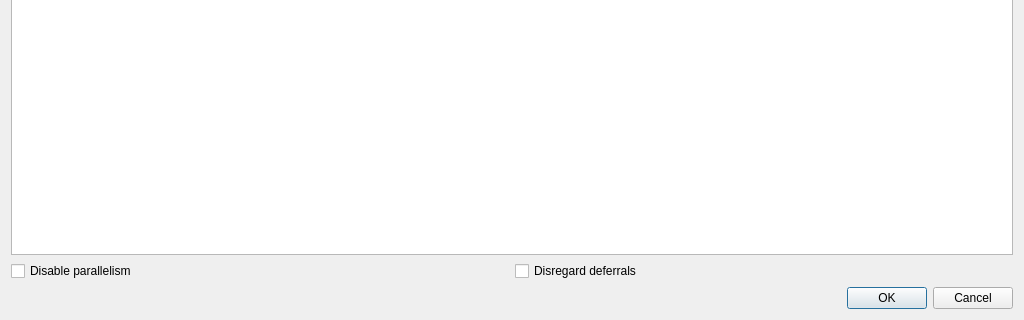
This is gui/uic/estimation.ui in prestsoftware/prest as Qt 5 draws it before an edit; both pictures show x 0 to 1024 and y 280 to 600 of the 1024 by 600 pixel window. The edited form follows.
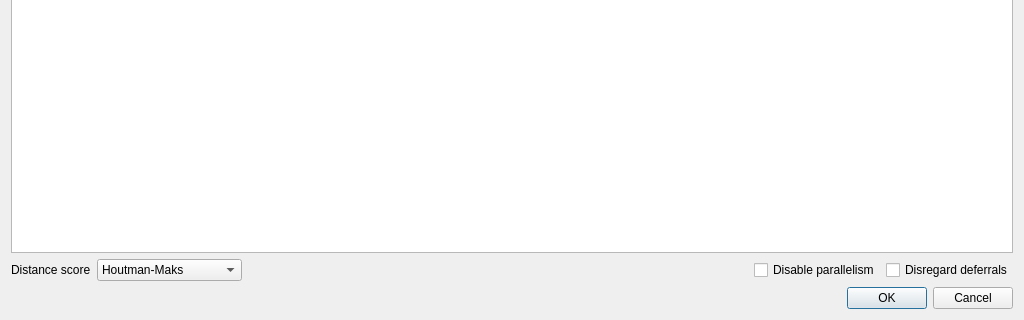
This is the edited form.

Commit message: GUI: Add Jaccard score.

Diff of the .ui file:
```diff
--- a/gui/uic/estimation.ui
+++ b/gui/uic/estimation.ui
@@ -58,6 +58,45 @@
    </item>
    <item>
     <layout class="QHBoxLayout" name="horizontalLayout">
+     <item>
+      <widget class="QLabel" name="label">
+       <property name="text">
+        <string>Distance score</string>
+       </property>
+      </widget>
+     </item>
+     <item>
+      <widget class="QComboBox" name="cbDistanceScore">
+       <item>
+        <property name="text">
+         <string>Houtman-Maks</string>
+        </property>
+       </item>
+       <item>
+        <property name="text">
+         <string>Jaccard (per menu)</string>
+        </property>
+       </item>
+       <item>
+        <property name="text">
+         <string>Jaccard (per dataset)</string>
+        </property>
+       </item>
+      </widget>
+     </item>
+     <item>
+      <spacer name="horizontalSpacer">
+       <property name="orientation">
+        <enum>Qt::Horizontal</enum>
+       </property>
+       <property name="sizeHint" stdset="0">
+        <size>
+         <width>318</width>
+         <height>20</height>
+        </size>
+       </property>
+      </spacer>
+     </item>
      <item>
       <widget class="QCheckBox" name="cbDisableParallelism">
        <property name="text">
```
The commit also changes 4 other files.
